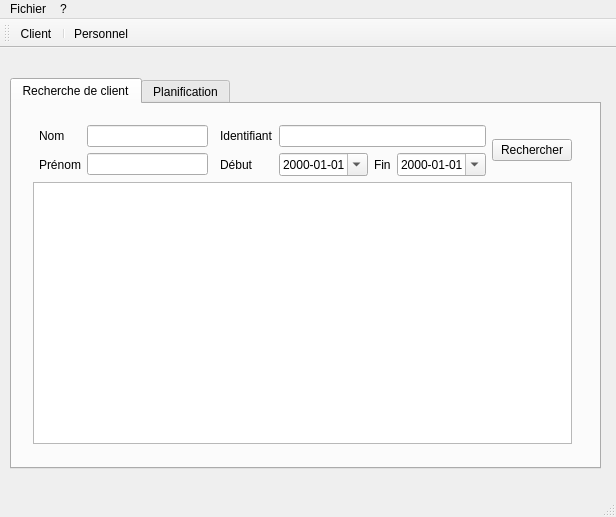
Above: TP_ASR/mainwindow.ui from RBFUZ/TP_STL before the change. Below: the same form after it.
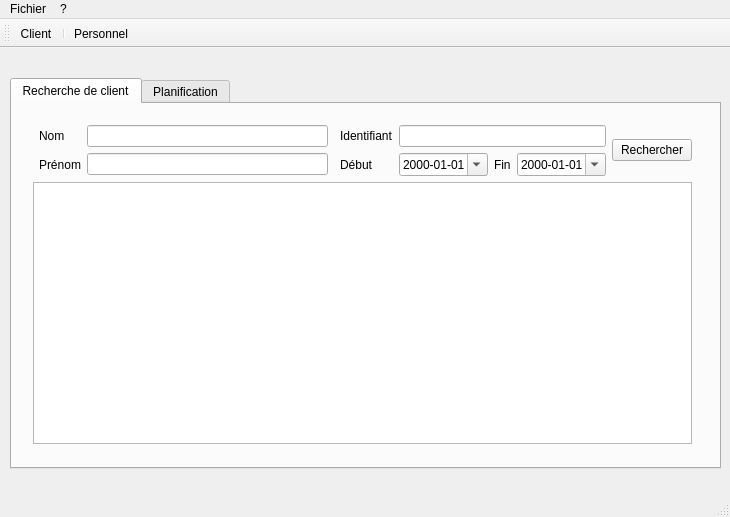
That is the form after the change. Icons and pictures are not drawn.

```diff
--- a/TP_ASR/mainwindow.ui
+++ b/TP_ASR/mainwindow.ui
@@ -6,7 +6,7 @@
    <rect>
     <x>0</x>
     <y>0</y>
-    <width>616</width>
+    <width>730</width>
     <height>517</height>
    </rect>
   </property>
@@ -19,7 +19,7 @@
      <rect>
       <x>10</x>
       <y>30</y>
-      <width>591</width>
+      <width>711</width>
       <height>391</height>
      </rect>
     </property>
@@ -35,7 +35,7 @@
        <rect>
         <x>10</x>
         <y>10</y>
-        <width>561</width>
+        <width>681</width>
         <height>341</height>
        </rect>
       </property>
@@ -161,7 +161,7 @@
     <rect>
      <x>0</x>
      <y>0</y>
-     <width>616</width>
+     <width>730</width>
      <height>21</height>
     </rect>
    </property>
```
